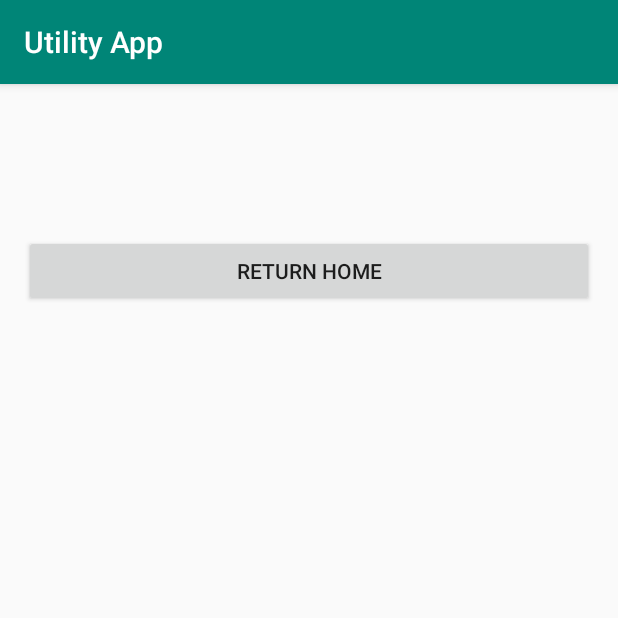
After one commit to CraigMorris1986/AndroidStudioFiles, an Android app: the DisplayConversionActivity screen opened directly, with no data from a screen before it, on a phone screen of 412 x 824 dp, the top half of it. The commit adds this screen. Run offline under Robolectric (Android 15) with nearby library versions, the phone set to English and light mode, and no system bars; 6 statements that could not run were skipped.

Commit message:
add Converter class add functionality to temperature and weight converter activity add functionality to return home button in DisplayConversionActivity Activity

```diff
--- a/UtilityApp/app/src/main/AndroidManifest.xml
+++ b/UtilityApp/app/src/main/AndroidManifest.xml
@@ -9,7 +9,8 @@
         android:roundIcon="@mipmap/ic_launcher_round"
         android:supportsRtl="true"
         android:theme="@style/AppTheme">
-        <activity android:name=".ChooseActivity"></activity>
+        <activity android:name=".DisplayConversionActivity"></activity>
+        <activity android:name=".ChooseActivity" />
         <activity android:name=".HomeActivity">
             <intent-filter>
                 <action android:name="android.intent.action.MAIN" />
--- /dev/null
+++ b/UtilityApp/app/src/main/java/au/edu/jcu/cp3406/utilityapp/DisplayConversionActivity.java
@@ -0,0 +1,52 @@
+package au.edu.jcu.cp3406.utilityapp;
+
+import android.content.Intent;
+import android.support.v7.app.AppCompatActivity;
+import android.os.Bundle;
+import android.view.View;
+import android.widget.TextView;
+
+public class DisplayConversionActivity extends AppCompatActivity {
+    Converter converter = new Converter();
+    String UNITS_TO_CONVERT;
+    String DISPLAY;
+
+    @Override
+    protected void onCreate(Bundle savedInstanceState) {
+        super.onCreate(savedInstanceState);
+        setContentView(R.layout.activity_display_conversion);
+        Intent intent = getIntent();
+        String recievedInput = intent.getStringExtra("userString");
+        String recievedChoice = intent.getStringExtra("userChoice");
+        UNITS_TO_CONVERT = recievedInput;
+        convertFromChoice(recievedChoice);
+    }
+
+    public void onClickReturnHome(View view) {
+        Intent intentHome = new Intent(this, HomeActivity.class);
+        startActivity(intentHome);
+    }
+
+    public void convertFromChoice(String choice) {
+        TextView textView = findViewById(R.id.convertedText);
+        if (choice.equals("Celsius")) {
+            DISPLAY = converter.convertCelsius(UNITS_TO_CONVERT);
+        }
+        if (choice.equals("Fahrenheit")) {
+            DISPLAY = converter.convertFarenheit(UNITS_TO_CONVERT);
+        }
+        if (choice.equals("Kelvin")) {
+            DISPLAY = converter.convertKelvin(UNITS_TO_CONVERT);
+        }
+        if (choice.equals("Kilogram")) {
+            DISPLAY = converter.convertKilogram(UNITS_TO_CONVERT);
+        }
+        if (choice.equals("Pound")) {
+            DISPLAY = converter.convertPound(UNITS_TO_CONVERT);
+        }
+        if (choice.equals("Newton")) {
+            DISPLAY = converter.convertNewton(UNITS_TO_CONVERT);
+        }
+        textView.setText(DISPLAY);
+    }
+}
--- a/UtilityApp/app/src/main/res/layout/activity_choose.xml
+++ b/UtilityApp/app/src/main/res/layout/activity_choose.xml
@@ -24,7 +24,7 @@
         />
 
     <EditText
-        android:id="@+id/textView2"
+        android:id="@+id/userInput"
         android:layout_width="match_parent"
         android:layout_height="wrap_content"
         android:hint="@string/amount"
@@ -33,11 +33,12 @@
         />
 
     <Button
-        android:id="@+id/button"
+        android:id="@+id/convertButton"
         android:layout_width="match_parent"
         android:layout_height="wrap_content"
         android:text="@string/convert"
         android:padding="20sp"
         android:textSize="20sp"
+        android:onClick="onClickConvertButton"
         />
 </LinearLayout>
--- /dev/null
+++ b/UtilityApp/app/src/main/res/layout/activity_display_conversion.xml
@@ -0,0 +1,28 @@
+<?xml version="1.0" encoding="utf-8"?>
+<LinearLayout xmlns:android="http://schemas.android.com/apk/res/android"
+    xmlns:tools="http://schemas.android.com/tools"
+    android:layout_width="match_parent"
+    android:layout_height="match_parent"
+    android:orientation="vertical"
+    android:padding="16sp"
+    tools:context=".DisplayConversionActivity">
+
+    <TextView
+        android:id="@+id/convertedText"
+        android:layout_width="match_parent"
+        android:layout_height="wrap_content"
+        android:textSize="36sp"
+        android:text=""
+        />
+
+    <Button
+        android:id="@+id/returnHome"
+        android:layout_width="match_parent"
+        android:layout_height="wrap_content"
+        android:text="@string/return_home"
+        android:layout_marginTop="36sp"
+        android:onClick="onClickReturnHome"
+        />
+
+
+</LinearLayout>
--- a/UtilityApp/app/src/main/res/values/strings.xml
+++ b/UtilityApp/app/src/main/res/values/strings.xml
@@ -7,6 +7,7 @@
     <string name="settings">Settings</string>
     <string name="convert">Convert</string>
     <string name="amount">Enter amount to convert</string>
+    <string name="return_home">Return Home</string>
     <string-array name="temperatures">
         <item>Celsius</item>
         <item>Fahrenheit</item>
```
Also changed, not shown: UtilityApp/app/src/main/java/au/edu/jcu/cp3406/utilityapp/ChooseActivity.java (+33 -3 lines), UtilityApp/app/src/main/java/au/edu/jcu/cp3406/utilityapp/Converter.java (added, +64 -0 lines).
